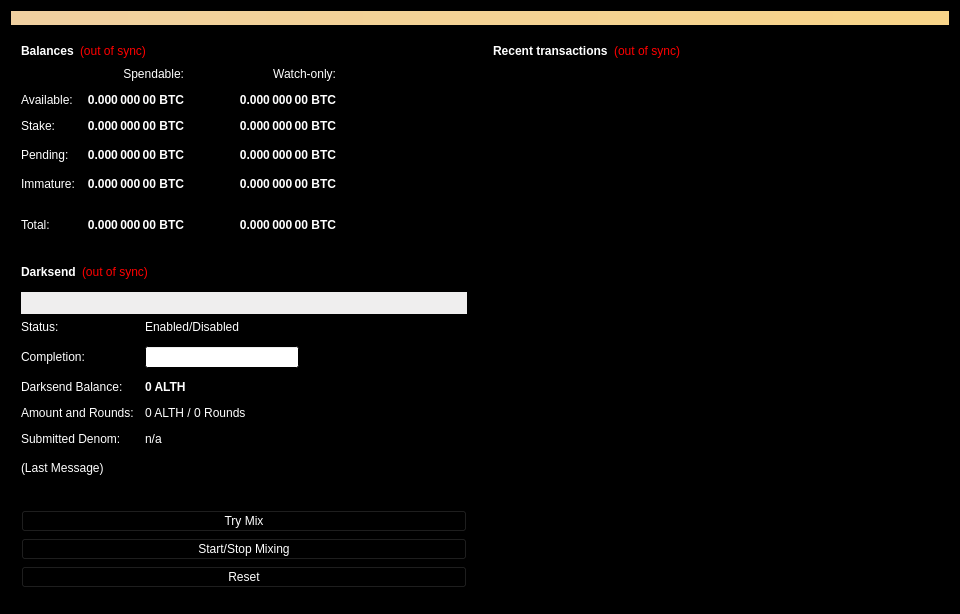
Old version of the form src/qt/forms/overviewpage.ui in the repository aliothcoin/aliothcoin.
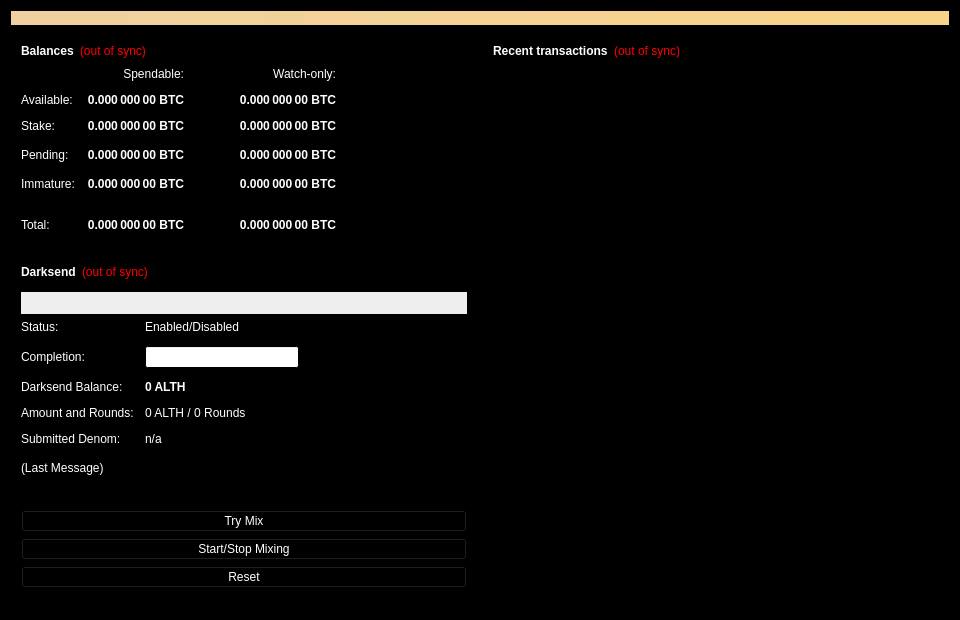
New version of the form.

```diff
--- a/src/qt/forms/overviewpage.ui
+++ b/src/qt/forms/overviewpage.ui
@@ -7,7 +7,7 @@
     <x>0</x>
     <y>0</y>
     <width>960</width>
-    <height>614</height>
+    <height>620</height>
    </rect>
   </property>
   <property name="minimumSize">
@@ -130,9 +130,9 @@
      <colorrole role="Highlight">
       <brush brushstyle="SolidPattern">
        <color alpha="255">
-        <red>0</red>
-        <green>170</green>
-        <blue>51</blue>
+        <red>98</red>
+        <green>40</green>
+        <blue>170</blue>
        </color>
       </brush>
      </colorrole>
@@ -276,9 +276,9 @@
      <colorrole role="Highlight">
       <brush brushstyle="SolidPattern">
        <color alpha="255">
-        <red>0</red>
-        <green>170</green>
-        <blue>51</blue>
+        <red>98</red>
+        <green>40</green>
+        <blue>170</blue>
        </color>
       </brush>
      </colorrole>
@@ -2113,7 +2113,7 @@
                </colorrole>
                <colorrole role="Button">
                 <brush brushstyle="SolidPattern">
-                 <color alpha="255">
+                 <color alpha="0">
                   <red>0</red>
                   <green>0</green>
                   <blue>0</blue>
@@ -2184,7 +2184,7 @@
                 </brush>
                </colorrole>
                <colorrole role="Base">
-                <brush brushstyle="SolidPattern">
+                <brush brushstyle="NoBrush">
                  <color alpha="255">
                   <red>0</red>
                   <green>0</green>
@@ -2194,7 +2194,7 @@
                </colorrole>
                <colorrole role="Window">
                 <brush brushstyle="SolidPattern">
-                 <color alpha="255">
+                 <color alpha="0">
                   <red>0</red>
                   <green>0</green>
                   <blue>0</blue>
@@ -2250,7 +2250,7 @@
                </colorrole>
                <colorrole role="Button">
                 <brush brushstyle="SolidPattern">
-                 <color alpha="255">
+                 <color alpha="0">
                   <red>0</red>
                   <green>0</green>
                   <blue>0</blue>
@@ -2321,7 +2321,7 @@
                 </brush>
                </colorrole>
                <colorrole role="Base">
-                <brush brushstyle="SolidPattern">
+                <brush brushstyle="NoBrush">
                  <color alpha="255">
                   <red>0</red>
                   <green>0</green>
@@ -2331,7 +2331,7 @@
                </colorrole>
                <colorrole role="Window">
                 <brush brushstyle="SolidPattern">
-                 <color alpha="255">
+                 <color alpha="0">
                   <red>0</red>
                   <green>0</green>
                   <blue>0</blue>
@@ -2387,7 +2387,7 @@
                </colorrole>
                <colorrole role="Button">
                 <brush brushstyle="SolidPattern">
-                 <color alpha="255">
+                 <color alpha="0">
                   <red>0</red>
                   <green>0</green>
                   <blue>0</blue>
@@ -2458,7 +2458,7 @@
                 </brush>
                </colorrole>
                <colorrole role="Base">
-                <brush brushstyle="SolidPattern">
+                <brush brushstyle="NoBrush">
                  <color alpha="255">
                   <red>0</red>
                   <green>0</green>
@@ -2468,7 +2468,7 @@
                </colorrole>
                <colorrole role="Window">
                 <brush brushstyle="SolidPattern">
-                 <color alpha="255">
+                 <color alpha="0">
                   <red>0</red>
                   <green>0</green>
                   <blue>0</blue>
```
